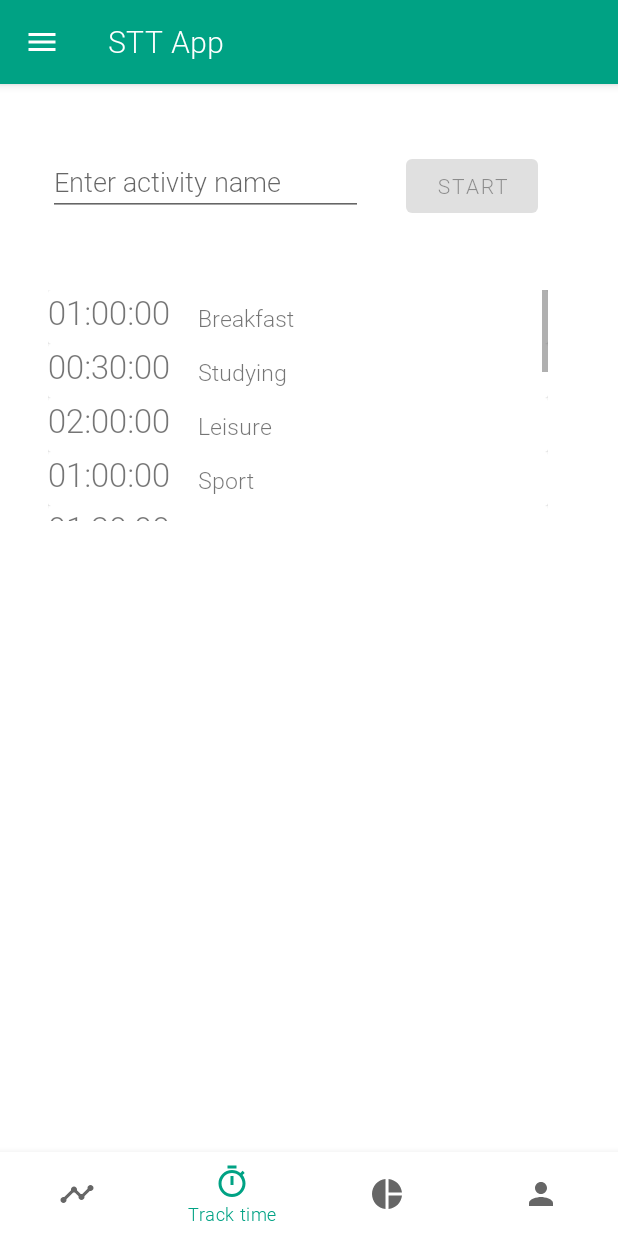
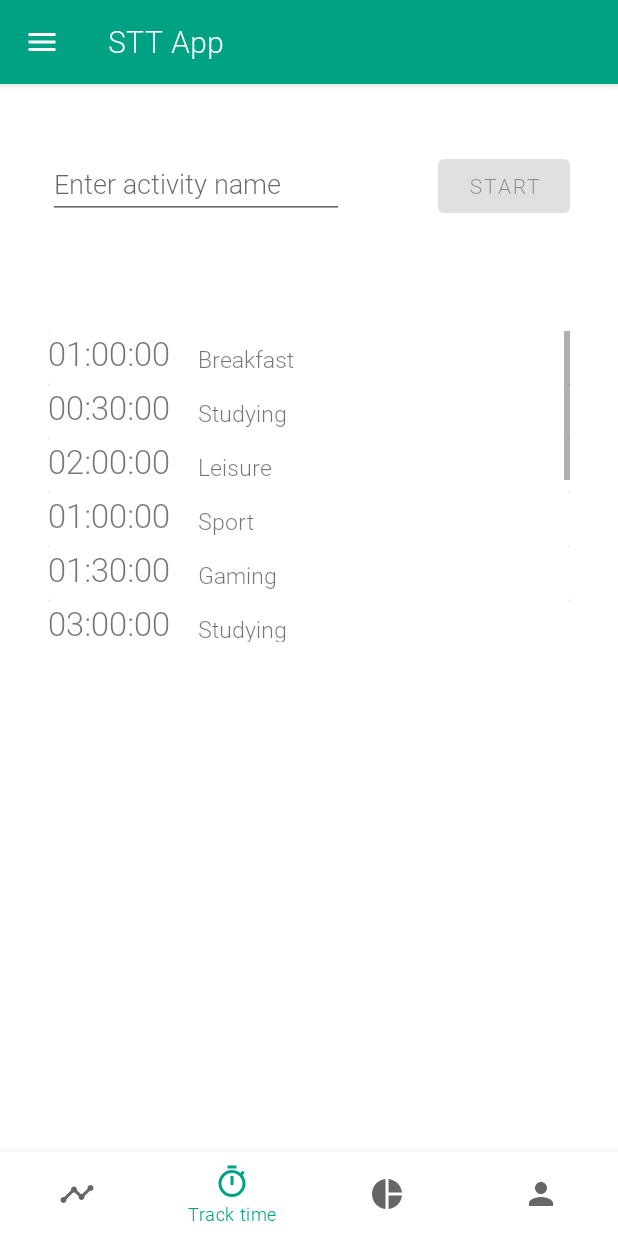
Before and after one commit to kolorowerowe/StudentTimeTracker, an Android app: the screen it shows after launch (MainActivity), item 2 of the bottom bar chosen, on a phone screen of 412 x 824 dp. Run offline under Robolectric (Android 15) with nearby library versions, the phone set to English and light mode, and no system bars.

Commit message:
UI changes

```diff
--- a/app/src/main/java/com/github/studenttimetracker/fragments/TrackTimeFragment.java
+++ b/app/src/main/java/com/github/studenttimetracker/fragments/TrackTimeFragment.java
@@ -65,9 +65,11 @@ public class TrackTimeFragment extends Fragment {
                     @Override
                     public void onReceive(Context context, Intent intent) {
                         long elapsedTime = intent.getLongExtra(ChronometerService.ELAPSED_TIME,0);
+                        String activityName = intent.getStringExtra(ACTIVITY_NAME);
                         SimpleDateFormat simpleDateFormat = new SimpleDateFormat("HH:mm:ss");
                         simpleDateFormat.setTimeZone(TimeZone.getTimeZone("GMT"));
                         chronometer.setText(simpleDateFormat.format(elapsedTime));
+                        activityNameShow.setText(String.valueOf(activityName));
                     }
                 },new IntentFilter(ChronometerService.ACTION_CHRONOMETER_BROADCAST)
         );
@@ -125,8 +127,8 @@ public class TrackTimeFragment extends Fragment {
                 timeEntryAdapter.notifyDataSetChanged();
 
                 activityNameInput.setVisibility(View.VISIBLE);
+                startButton.setVisibility(View.VISIBLE);
                 activityNameShow.setVisibility(View.INVISIBLE);
-                startButton.setVisibility(View.VISIBLE);
                 endButton.setVisibility(View.INVISIBLE);
                 chronometer.setVisibility(View.INVISIBLE);
 
--- a/app/src/main/java/com/github/studenttimetracker/services/ChronometerService.java
+++ b/app/src/main/java/com/github/studenttimetracker/services/ChronometerService.java
@@ -25,6 +25,7 @@ public class ChronometerService extends Service {
     public static boolean active = false;
     Timer timer = new Timer();
     long startTime = 0;
+    String activityName;
 
     @Override
     public int onStartCommand(Intent intent, int flags, int startId) {
@@ -34,7 +35,7 @@ public class ChronometerService extends Service {
         timer.scheduleAtFixedRate( new sendBroadcastMessageClass(), 0, 1000);
 
         // Notification
-        String activityName = intent.getStringExtra(ACTIVITY_NAME);
+        activityName = intent.getStringExtra(ACTIVITY_NAME);
         Intent notificationIntent = new Intent(this, MainActivity.class);
         PendingIntent pendingIntent = PendingIntent.getActivity(this,
                 0,notificationIntent,0);
@@ -62,6 +63,7 @@ public class ChronometerService extends Service {
         // Sending Data back to Fragment
         Intent intent = new Intent(ACTION_CHRONOMETER_BROADCAST);
         intent.putExtra(ELAPSED_TIME, elapsedTime);
+        intent.putExtra(ACTIVITY_NAME,activityName);
         LocalBroadcastManager.getInstance(this).sendBroadcast(intent);
     }
 
--- a/app/src/main/res/layout/fragment_tracktime.xml
+++ b/app/src/main/res/layout/fragment_tracktime.xml
@@ -1,6 +1,5 @@
 <?xml version="1.0" encoding="utf-8"?>
-<androidx.constraintlayout.widget.ConstraintLayout
-    xmlns:android="http://schemas.android.com/apk/res/android"
+<androidx.constraintlayout.widget.ConstraintLayout xmlns:android="http://schemas.android.com/apk/res/android"
     xmlns:app="http://schemas.android.com/apk/res-auto"
     xmlns:tools="http://schemas.android.com/tools"
     android:layout_width="match_parent"
@@ -10,32 +9,33 @@
         android:id="@+id/startActivity"
         android:layout_width="wrap_content"
         android:layout_height="wrap_content"
-        android:layout_marginEnd="16dp"
-        android:text="Start"
+        android:layout_marginEnd="32dp"
+        android:text="@string/start_activity"
         app:layout_constraintBaseline_toBaselineOf="@+id/activityNameInput"
-        app:layout_constraintEnd_toEndOf="parent"
-        app:layout_constraintHorizontal_bias="0.438"
-        app:layout_constraintStart_toEndOf="@+id/activityNameInput" />
+        app:layout_constraintEnd_toEndOf="parent" />
 
     <Button
         android:id="@+id/endActivity"
-        android:layout_width="wrap_content"
-        android:layout_height="wrap_content"
-        android:text="Stop"
-        app:layout_constraintBaseline_toBaselineOf="@+id/activityNameInput"
-        app:layout_constraintEnd_toEndOf="parent"
-        app:layout_constraintHorizontal_bias="0.832"
-        app:layout_constraintStart_toStartOf="parent" />
+        android:layout_width="88dp"
+        android:layout_height="48dp"
+        android:layout_marginEnd="32dp"
+        android:text="@string/stop_activity"
+        app:layout_constraintBaseline_toBaselineOf="@+id/myChronometer"
+        app:layout_constraintEnd_toEndOf="parent" />
 
     <EditText
         android:id="@+id/activityNameInput"
-        android:layout_width="210dp"
-        android:layout_height="44dp"
+        android:layout_width="197dp"
+        android:layout_height="46dp"
         android:layout_marginStart="32dp"
         android:layout_marginTop="100dp"
+        android:layout_marginEnd="12dp"
+        android:autofillHints=""
         android:ems="10"
-        android:hint="Enter activity name"
+        android:hint="@string/activity_name_hint"
         android:inputType="textPersonName"
+        app:layout_constraintEnd_toStartOf="@+id/startActivity"
+        app:layout_constraintHorizontal_bias="0.0"
         app:layout_constraintStart_toStartOf="parent"
         app:layout_constraintTop_toTopOf="parent" />
 
@@ -44,28 +44,34 @@
         android:layout_width="183dp"
         android:layout_height="21dp"
         android:layout_marginStart="32dp"
-        android:text="Activity"
+        android:layout_marginTop="4dp"
+        android:fontFamily="@font/roboto_medium"
         app:layout_constraintStart_toStartOf="parent"
-        app:layout_constraintTop_toBottomOf="@+id/activityNameInput" />
+        app:layout_constraintTop_toBottomOf="@+id/myChronometer" />
 
     <TextView
         android:id="@+id/myChronometer"
-        android:layout_width="210dp"
-        android:layout_height="44dp"
+        android:layout_width="245dp"
+        android:layout_height="47dp"
+        android:layout_marginStart="32dp"
         android:layout_marginTop="100dp"
-        android:text="TextView"
-        app:layout_constraintEnd_toEndOf="parent"
-        app:layout_constraintHorizontal_bias="0.159"
+        android:layout_marginEnd="12dp"
+        android:textSize="25sp"
+        app:layout_constraintEnd_toStartOf="@+id/endActivity"
+        app:layout_constraintHorizontal_bias="0.0"
         app:layout_constraintStart_toStartOf="parent"
         app:layout_constraintTop_toTopOf="parent" />
 
     <androidx.recyclerview.widget.RecyclerView
         android:id="@+id/recycler"
-        android:layout_width="333dp"
-        android:layout_height="154dp"
+        android:layout_width="0dp"
+        android:layout_height="207dp"
         android:layout_marginStart="32dp"
-        android:layout_marginTop="28dp"
+        android:layout_marginTop="48dp"
+        android:layout_marginEnd="32dp"
         android:scrollbars="vertical"
+        app:layout_constraintEnd_toEndOf="parent"
+        app:layout_constraintHorizontal_bias="0.0"
         app:layout_constraintStart_toStartOf="parent"
         app:layout_constraintTop_toBottomOf="@+id/activityNameShow"
         tools:context="com.github.studenttimetracker.MainActivity">
--- a/app/src/main/res/layout/time_entry.xml
+++ b/app/src/main/res/layout/time_entry.xml
@@ -15,23 +15,19 @@
             android:layout_height="wrap_content"
             android:orientation="horizontal">
 
-
             <TextView
                 android:id="@+id/itemNameMain"
                 android:layout_width="100dp"
                 android:layout_height="match_parent"
-                android:text="Main"
                 android:textSize="22sp" />
 
             <TextView
                 android:id="@+id/itemNameSub"
                 android:layout_width="match_parent"
                 android:layout_height="match_parent"
-                android:text="name"
                 android:layout_marginTop="8dp"
                 android:textAlignment="textStart"
                 android:textSize="15sp" />
-
 
         </LinearLayout>
 
--- a/app/src/main/res/values/strings.xml
+++ b/app/src/main/res/values/strings.xml
@@ -28,5 +28,9 @@
     <!-- Sync Preferences -->
     <string name="allow_notifications">Allow notifications</string>
 
+    <!-- TrackTimeFragment    -->
+    <string name="start_activity">Start</string>
+    <string name="stop_activity">Stop</string>
+    <string name="activity_name_hint">Enter activity name</string>
 
 </resources>
```
